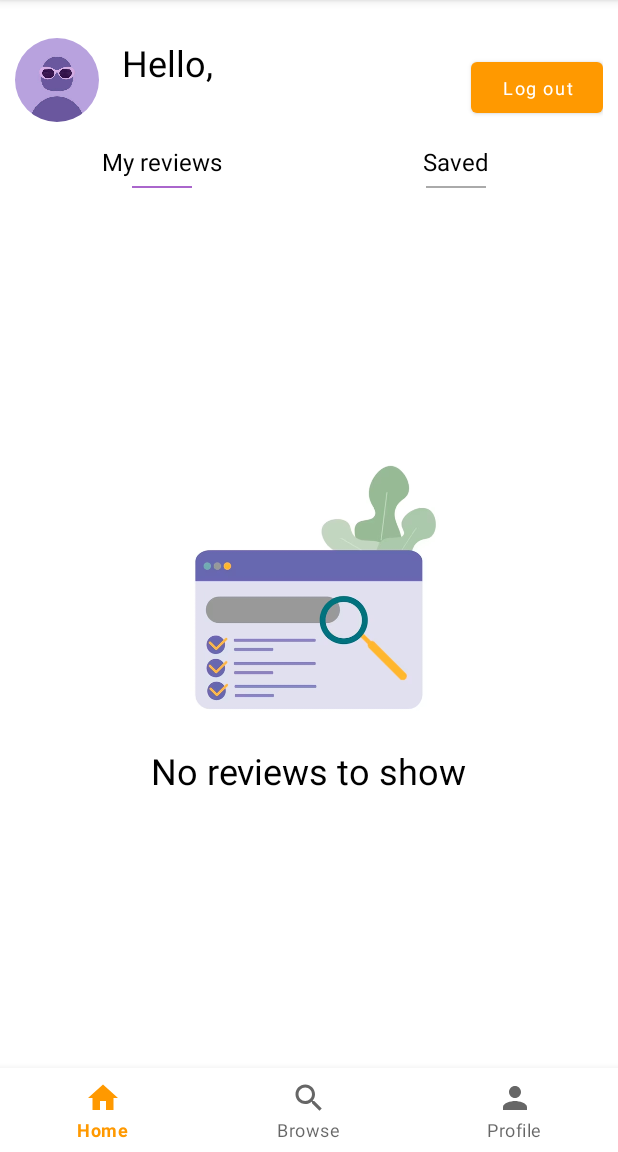
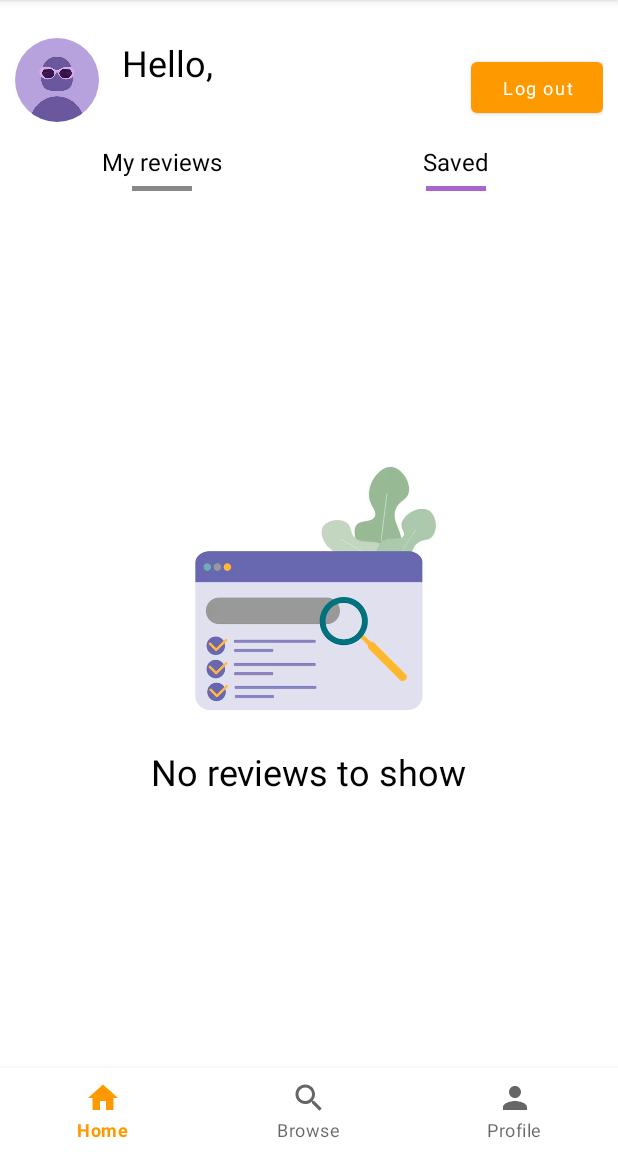
Before and after one commit to mousiyah/Foodgram, an Android app: the ProfileFragment screen opened through its navigation route, after a tap on "Saved", on a phone screen of 412 x 824 dp, the part 84-1236 px from its top. Run offline under Robolectric (Android 15) with nearby library versions, the phone set to English and light mode, and no system bars; our stand-ins replace Firebase (no records; nobody signed in at launch, a user with empty details on screens opened directly), navigation-ui; 2 statements that could not run were skipped.

Commit message:
everything works but saved reviews is a bit broken

```diff
--- a/app/src/main/java/com/example/foodgram/Database.kt
+++ b/app/src/main/java/com/example/foodgram/Database.kt
@@ -23,7 +23,18 @@ object Database {
     var reviews: DatabaseReference = database.reference.child("reviews")
 
     val myReviewsQuery = reviews.orderByChild("username").equalTo(AuthManager.getUsername())
-    val savedReviews: DatabaseReference = users.child(AuthManager.getUsername()!!).child("saved")
+
+    var savedReviews: DatabaseReference? = null
+
+    fun setUpDatabase() {
+        savedReviews = AuthManager.getUsername()?.let { username ->
+            if (!AuthManager.isGuestMode()) {
+                users.child(username).child("saved")
+            } else {
+                null
+            }
+        }
+    }
 
     fun getReviewByID(id: String, callback: (Review?) -> Unit) {
         reviews.child(id).get().addOnSuccessListener { snapshot ->
@@ -130,8 +141,9 @@ object Database {
     }
 
     fun unSaveReview(id: String) {
-        val query = savedReviews.orderByValue().equalTo(id)
+        val query = savedReviews?.orderByValue()?.equalTo(id)
 
+        if (query != null) {
             query.addListenerForSingleValueEvent(object : ValueEventListener {
                 override fun onDataChange(snapshot: DataSnapshot) {
                     for (childSnapshot in snapshot.children) {
@@ -145,5 +157,6 @@ object Database {
 
             })
         }
+    }
 
 }
--- a/app/src/main/java/com/example/foodgram/MainActivity.kt
+++ b/app/src/main/java/com/example/foodgram/MainActivity.kt
@@ -17,6 +17,7 @@
 
         setupBinding()
         setupNavigation()
+        Database.setUpDatabase()
     }
 
     private fun setupBinding() {
--- a/app/src/main/java/com/example/foodgram/menu/home/HomeFragment.kt
+++ b/app/src/main/java/com/example/foodgram/menu/home/HomeFragment.kt
@@ -44,6 +44,7 @@ class HomeFragment : Fragment() {
         mapsManager = MapsManager()
         mapsManager!!.initializePlacesAPI(requireContext())
 
+        Database.setUpDatabase()
         initializeViews()
         setupListeners()
         setAdapters()
--- a/app/src/main/java/com/example/foodgram/menu/profile/ProfileFragment.kt
+++ b/app/src/main/java/com/example/foodgram/menu/profile/ProfileFragment.kt
@@ -69,21 +69,26 @@ class ProfileFragment : Fragment() {
     }
 
     override fun onDestroyView() {
+        removeListeners()
         reviewsRecyclerView.adapter = null
+        mapsManager = null
+        super.onDestroyView()
+    }
+
+    private fun removeListeners() {
 
         myReviewsEventListener.let {
             if (it != null) {
                 Database.myReviewsQuery.removeEventListener(it)
             }
         }
+        myReviewsEventListener = null
         savedReviewsEventListener.let {
             if (it != null) {
-                Database.savedReviews.removeEventListener(it)
+                Database.savedReviews?.removeEventListener(it)
             }
         }
-
-        mapsManager = null
-        super.onDestroyView()
+        savedReviewsEventListener = null
     }
 
 
@@ -118,10 +123,14 @@ class ProfileFragment : Fragment() {
     }
 
     private fun switchToMyReviewsTab() {
+        binding.myReviewsLine.setBackgroundColor(resources.getColor(R.color.purple, requireContext().theme))
+        binding.savedLine.setBackgroundColor(resources.getColor(R.color.dark_grey, requireContext().theme))
         displayMyReviews()
     }
 
     private fun switchToSavedTab() {
+        binding.savedLine.setBackgroundColor(resources.getColor(R.color.purple, requireContext().theme))
+        binding.myReviewsLine.setBackgroundColor(resources.getColor(R.color.dark_grey, requireContext().theme))
         displaySavedReviews()
     }
 
@@ -174,7 +183,6 @@ class ProfileFragment : Fragment() {
 
 
                     reviewList.sortByDescending { it.timestamp }
-
                     updateRecycleView(reviewList)
 
                 }
@@ -191,22 +199,21 @@ class ProfileFragment : Fragment() {
     }
 
     private fun displaySavedReviews() {
-        savedReviewsEventListener = Database.savedReviews.addValueEventListener(object : ValueEventListener {
+        Database.savedReviews!!.addListenerForSingleValueEvent(object : ValueEventListener {
             override fun onDataChange(dataSnapshot: DataSnapshot) {
-                val reviewList = mutableListOf<Review>()
+                val savedReviewList = mutableListOf<Review>()
 
                 for (reviewSnapshot in dataSnapshot.children) {
                     val reviewID = reviewSnapshot.value as String
 
                     Database.getReviewByID(reviewID) { review ->
-                        review?.let { reviewList.add(it) }
-
-                        reviewList.reverse()
-
-                        updateRecycleView(reviewList)
+                        review?.let { savedReviewList.add(it) }
 
                     }
                 }
+
+                savedReviewList.reverse()
+                updateRecycleView(savedReviewList)
             }
 
             override fun onCancelled(error: DatabaseError) {
@@ -218,6 +225,7 @@ class ProfileFragment : Fragment() {
         })
     }
 
+
     private fun updateRecycleView(reviewList: MutableList<Review>) {
         val adapter = ReviewAdapter(reviewList,
             requireContext(), mapsManager!!)
--- a/app/src/main/java/com/example/foodgram/review/ReviewAdapter.kt
+++ b/app/src/main/java/com/example/foodgram/review/ReviewAdapter.kt
@@ -158,7 +158,7 @@ class ReviewAdapter(private val reviewList: List<Review>,
     }
 
     private fun setSaveButtonImage(id: String?, saveImage: ImageView) {
-        Database.savedReviews.addListenerForSingleValueEvent(object : ValueEventListener {
+        Database.savedReviews?.addListenerForSingleValueEvent(object : ValueEventListener {
             override fun onDataChange(dataSnapshot: DataSnapshot) {
                 val isSaved = dataSnapshot.children.any { it.getValue(String::class.java) == id }
                 if (isSaved) {
--- a/app/src/main/res/layout/fragment_profile.xml
+++ b/app/src/main/res/layout/fragment_profile.xml
@@ -118,7 +118,7 @@
         <View
             android:id="@+id/myReviewsLine"
             android:layout_width="40dp"
-            android:layout_height="1dp"
+            android:layout_height="3dp"
             android:layout_gravity="center_horizontal"
             android:background="@android:color/holo_purple" />
 
@@ -143,7 +143,7 @@
                 <View
                     android:id="@+id/savedLine"
                     android:layout_width="40dp"
-                    android:layout_height="1dp"
+                    android:layout_height="3dp"
                     android:layout_gravity="center_horizontal"
                     android:background="@android:color/darker_gray" />
 
--- a/app/src/main/res/values/colors.xml
+++ b/app/src/main/res/values/colors.xml
@@ -12,4 +12,6 @@
     <color name="border">#BDBDBD</color>
     <color name="btn_bg_grey">#f1f1f1</color>
     <color name="app_text">#666666</color>
+    <color name="dark_grey">#888888</color>
+    <color name="purple">#AA66CC</color>
 </resources>
```
Lines whose indentation alone changed are shown as unchanged.
